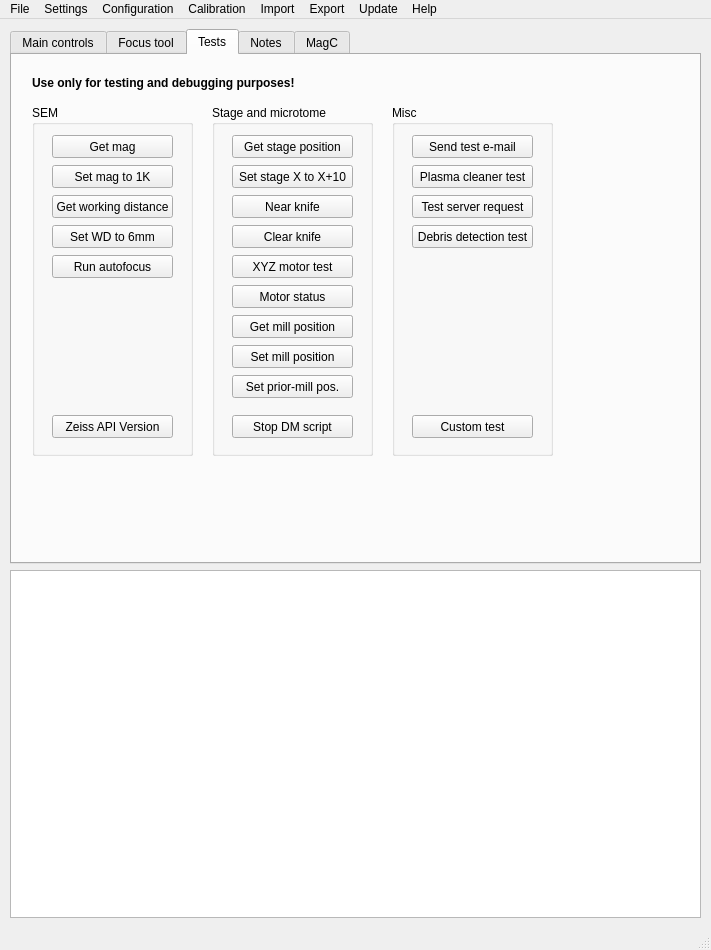
Above: gui/main_window.ui from SBEMimage/SBEMimage before the change. Below: the same form after it.
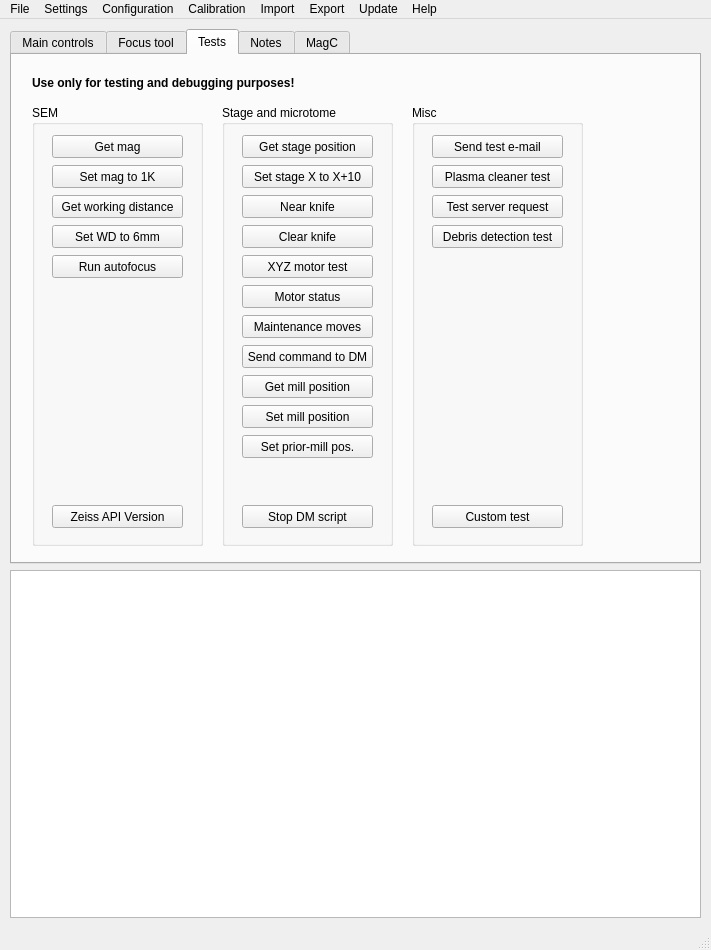
That is the form after the change. The open tabs and pages were chosen to show the change.

Commit message: Let user manually run maintenance moves from GUI

Diff of the .ui file:
```diff
--- a/gui/main_window.ui
+++ b/gui/main_window.ui
@@ -1781,8 +1781,8 @@
          <rect>
           <x>20</x>
           <y>50</y>
-          <width>161</width>
-          <height>351</height>
+          <width>171</width>
+          <height>441</height>
          </rect>
         </property>
         <property name="title">
@@ -1793,7 +1793,7 @@
           <rect>
            <x>20</x>
            <y>30</y>
-           <width>121</width>
+           <width>131</width>
            <height>23</height>
           </rect>
          </property>
@@ -1806,7 +1806,7 @@
           <rect>
            <x>20</x>
            <y>60</y>
-           <width>121</width>
+           <width>131</width>
            <height>23</height>
           </rect>
          </property>
@@ -1818,8 +1818,8 @@
          <property name="geometry">
           <rect>
            <x>20</x>
-           <y>310</y>
-           <width>121</width>
+           <y>400</y>
+           <width>131</width>
            <height>23</height>
           </rect>
          </property>
@@ -1832,7 +1832,7 @@
           <rect>
            <x>20</x>
            <y>90</y>
-           <width>121</width>
+           <width>131</width>
            <height>23</height>
           </rect>
          </property>
@@ -1845,7 +1845,7 @@
           <rect>
            <x>20</x>
            <y>120</y>
-           <width>121</width>
+           <width>131</width>
            <height>23</height>
           </rect>
          </property>
@@ -1858,7 +1858,7 @@
           <rect>
            <x>20</x>
            <y>150</y>
-           <width>121</width>
+           <width>131</width>
            <height>23</height>
           </rect>
          </property>
@@ -1870,10 +1870,10 @@
        <widget class="QGroupBox" name="groupBox_6">
         <property name="geometry">
          <rect>
-          <x>200</x>
+          <x>210</x>
           <y>50</y>
-          <width>161</width>
-          <height>351</height>
+          <width>171</width>
+          <height>441</height>
          </rect>
         </property>
         <property name="title">
@@ -1884,7 +1884,7 @@
           <rect>
            <x>20</x>
            <y>30</y>
-           <width>121</width>
+           <width>131</width>
            <height>23</height>
           </rect>
          </property>
@@ -1897,7 +1897,7 @@
           <rect>
            <x>20</x>
            <y>60</y>
-           <width>121</width>
+           <width>131</width>
            <height>23</height>
           </rect>
          </property>
@@ -1910,7 +1910,7 @@
           <rect>
            <x>20</x>
            <y>90</y>
-           <width>121</width>
+           <width>131</width>
            <height>23</height>
           </rect>
          </property>
@@ -1922,8 +1922,8 @@
          <property name="geometry">
           <rect>
            <x>20</x>
-           <y>310</y>
-           <width>121</width>
+           <y>400</y>
+           <width>131</width>
            <height>23</height>
           </rect>
          </property>
@@ -1936,7 +1936,7 @@
           <rect>
            <x>20</x>
            <y>120</y>
-           <width>121</width>
+           <width>131</width>
            <height>23</height>
           </rect>
          </property>
@@ -1949,7 +1949,7 @@
           <rect>
            <x>20</x>
            <y>150</y>
-           <width>121</width>
+           <width>131</width>
            <height>23</height>
           </rect>
          </property>
@@ -1961,8 +1961,8 @@
          <property name="geometry">
           <rect>
            <x>20</x>
-           <y>210</y>
-           <width>121</width>
+           <y>240</y>
+           <width>131</width>
            <height>23</height>
           </rect>
          </property>
@@ -1975,7 +1975,7 @@
           <rect>
            <x>20</x>
            <y>180</y>
-           <width>121</width>
+           <width>131</width>
            <height>23</height>
           </rect>
          </property>
@@ -1987,8 +1987,8 @@
          <property name="geometry">
           <rect>
            <x>20</x>
-           <y>210</y>
-           <width>121</width>
+           <y>270</y>
+           <width>131</width>
            <height>23</height>
           </rect>
          </property>
@@ -2000,8 +2000,8 @@
          <property name="geometry">
           <rect>
            <x>20</x>
-           <y>240</y>
-           <width>121</width>
+           <y>300</y>
+           <width>131</width>
            <height>23</height>
           </rect>
          </property>
@@ -2013,8 +2013,8 @@
          <property name="geometry">
           <rect>
            <x>20</x>
-           <y>270</y>
-           <width>121</width>
+           <y>330</y>
+           <width>131</width>
            <height>23</height>
           </rect>
          </property>
@@ -2022,14 +2022,27 @@
           <string>Set prior-mill pos.</string>
          </property>
         </widget>
+        <widget class="QPushButton" name="pushButton_testRunMaintenanceMoves">
+         <property name="geometry">
+          <rect>
+           <x>20</x>
+           <y>210</y>
+           <width>131</width>
+           <height>23</height>
+          </rect>
+         </property>
+         <property name="text">
+          <string>Maintenance moves</string>
+         </property>
+        </widget>
        </widget>
        <widget class="QGroupBox" name="groupBox_7">
         <property name="geometry">
          <rect>
-          <x>380</x>
+          <x>400</x>
           <y>50</y>
-          <width>161</width>
-          <height>351</height>
+          <width>171</width>
+          <height>441</height>
          </rect>
         </property>
         <property name="title">
@@ -2040,7 +2053,7 @@
           <rect>
            <x>20</x>
            <y>30</y>
-           <width>121</width>
+           <width>131</width>
            <height>23</height>
           </rect>
          </property>
@@ -2053,7 +2066,7 @@
           <rect>
            <x>20</x>
            <y>60</y>
-           <width>121</width>
+           <width>131</width>
            <height>23</height>
           </rect>
          </property>
@@ -2066,7 +2079,7 @@
           <rect>
            <x>20</x>
            <y>90</y>
-           <width>121</width>
+           <width>131</width>
            <height>23</height>
           </rect>
          </property>
@@ -2078,8 +2091,8 @@
          <property name="geometry">
           <rect>
            <x>20</x>
-           <y>310</y>
-           <width>121</width>
+           <y>400</y>
+           <width>131</width>
            <height>23</height>
           </rect>
          </property>
@@ -2092,7 +2105,7 @@
           <rect>
            <x>20</x>
            <y>120</y>
-           <width>121</width>
+           <width>131</width>
            <height>23</height>
           </rect>
          </property>
```
The commit also changes 2 other files.
